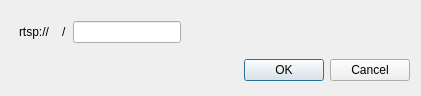
The window that Qt/lib2/widgets/rtsp_widget/src/ui/rtsp_dialog.ui (RinatB2017/mega_GIT) describes before a commit, drawn with Qt 5.
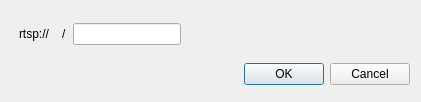
The same window after the commit. Custom widgets are drawn as their Qt base class.

Patch:
```diff
--- a/Qt/lib2/widgets/rtsp_widget/src/ui/rtsp_dialog.ui
+++ b/Qt/lib2/widgets/rtsp_widget/src/ui/rtsp_dialog.ui
@@ -7,7 +7,7 @@
     <x>0</x>
     <y>0</y>
     <width>421</width>
-    <height>96</height>
+    <height>102</height>
    </rect>
   </property>
   <property name="windowTitle">
```
Left out of the diff: 6 changed lines with no effect on the pictures.
